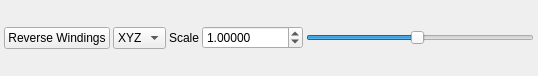
This is src/ui/TransformDock.ui in Warzone2100/WMIT as Qt 5 draws it before an edit. The edited form follows.
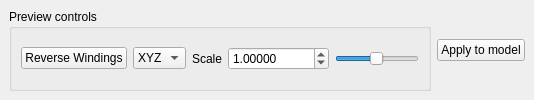
This is the edited form.

Commit message: Add "Apply transformations" feature (no connectors or frames done yet)

Diff of the .ui file:
```diff
--- a/src/ui/TransformDock.ui
+++ b/src/ui/TransformDock.ui
@@ -2,26 +2,6 @@
 <ui version="4.0">
  <class>TransformDock</class>
  <widget class="QDockWidget" name="TransformDock">
-  <property name="geometry">
-   <rect>
-    <x>0</x>
-    <y>0</y>
-    <width>538</width>
-    <height>76</height>
-   </rect>
-  </property>
-  <property name="sizePolicy">
-   <sizepolicy hsizetype="Maximum" vsizetype="Minimum">
-    <horstretch>0</horstretch>
-    <verstretch>0</verstretch>
-   </sizepolicy>
-  </property>
-  <property name="minimumSize">
-   <size>
-    <width>424</width>
-    <height>56</height>
-   </size>
-  </property>
   <property name="features">
    <set>QDockWidget::DockWidgetClosable|QDockWidget::DockWidgetMovable</set>
   </property>
@@ -33,21 +13,18 @@
   </property>
   <widget class="QWidget" name="dockWidgetContents">
    <layout class="QHBoxLayout" name="horizontalLayout">
-    <property name="spacing">
-     <number>3</number>
-    </property>
-    <property name="leftMargin">
-     <number>4</number>
-    </property>
-    <property name="topMargin">
-     <number>0</number>
-    </property>
-    <property name="rightMargin">
-     <number>4</number>
-    </property>
-    <property name="bottomMargin">
-     <number>0</number>
-    </property>
+    <item>
+     <widget class="QGroupBox" name="groupBox">
+      <property name="maximumSize">
+       <size>
+        <width>16777215</width>
+        <height>100</height>
+       </size>
+      </property>
+      <property name="title">
+       <string>Preview controls</string>
+      </property>
+      <layout class="QHBoxLayout" name="horizontalLayout_2">
     <item>
      <widget class="QPushButton" name="pb_revWindings">
       <property name="sizePolicy">
@@ -148,6 +125,16 @@
       </property>
       <property name="orientation">
        <enum>Qt::Horizontal</enum>
+         </property>
+        </widget>
+       </item>
+      </layout>
+     </widget>
+    </item>
+    <item>
+     <widget class="QPushButton" name="pbApplyTransform">
+      <property name="text">
+       <string>Apply to model</string>
       </property>
      </widget>
     </item>
```
Lines whose indentation alone changed are shown as unchanged. The commit also changes 11 other files.
